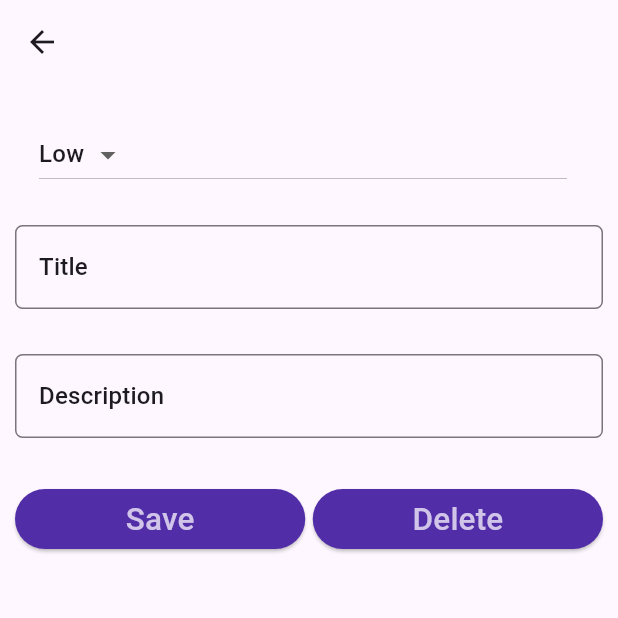
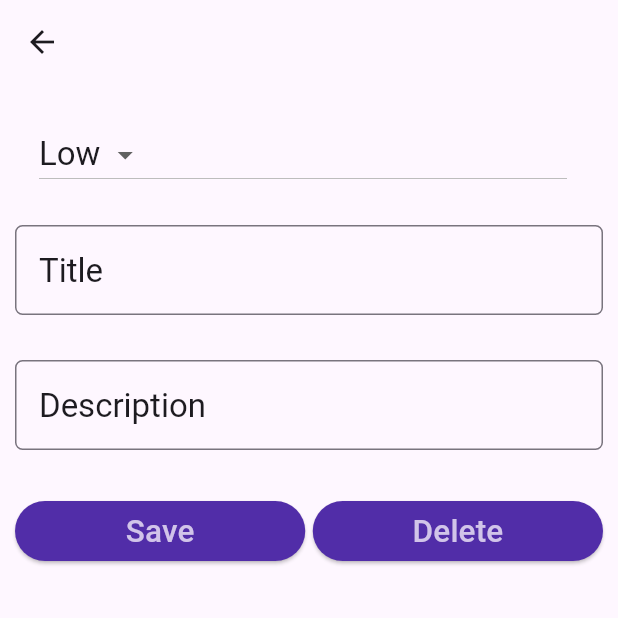
Before and after one commit to reynaldineo/Note-Keeper-Flutter, a Flutter app: the NoteDetail screen opened directly with empty values, on a phone screen of 412 x 824 dp, the top half of it. Run offline on Flutter 3.47's test engine with Material 3 defaults, Android fonts, the phone set to English and light mode, and no system bars; our stand-ins replace sqflite; accounts and stored records are empty.

Commit message:
feat: update Note model to support nullable id and enhance CRUD operations

```diff
--- a/lib/models/note.dart
+++ b/lib/models/note.dart
@@ -1,26 +1,30 @@
 class Note {
-  late int _id;
+  int? _id; // Make id nullable because it may not be set for a new note
   late String _title;
   late String _description;
   late String _date;
   late int _priority;
 
-  Note(this._title, this._date, this._priority, [this._description = '']);
+  // Constructor with required fields and an optional description
+  Note(this._title, this._date, this._priority, [this._description = ""]);
 
+  // Constructor when the Note already has an id (for updates)
   Note.withId(
     this._id,
     this._title,
     this._date,
     this._priority, [
-    this._description = '',
+    this._description = "",
   ]);
 
-  int get id => _id;
+  // Getters
+  int? get id => _id; // Nullable, because a new note might not have an id
   String get title => _title;
   String get description => _description;
+  int get priority => _priority;
   String get date => _date;
-  int get priority => _priority;
 
+  // Setters
   set title(String newTitle) {
     if (newTitle.length <= 255) {
       _title = newTitle;
@@ -33,31 +37,30 @@ class Note {
     }
   }
 
-  set date(String newDate) {
-    _date = newDate;
-  }
-
   set priority(int newPriority) {
     if (newPriority >= 1 && newPriority <= 2) {
       _priority = newPriority;
     }
   }
 
-  // Convert a Note object into a Map object
+  set date(String newDate) {
+    _date = newDate;
+  }
+
+  // Convert a Note object into a Map object (for database operations)
   Map<String, dynamic> toMap() {
     var map = <String, dynamic>{};
-
-    map['id'] = _id;
-
+    if (_id != null) {
+      map['id'] = _id; // Only add id if it's not null (for existing notes)
+    }
     map['title'] = _title;
     map['description'] = _description;
     map['priority'] = _priority;
     map['date'] = _date;
-
     return map;
   }
 
-  // Extract a Note object from a Map object
+  // Extract a Note object from a Map object (when fetching from the database)
   Note.fromMapObject(Map<String, dynamic> map) {
     _id = map['id'];
     _title = map['title'];
--- a/lib/screens/note_detail.dart
+++ b/lib/screens/note_detail.dart
@@ -7,61 +7,61 @@ class NoteDetail extends StatefulWidget {
   final String appBarTitle;
   final Note note;
 
-  const NoteDetail({super.key, required this.note, required this.appBarTitle});
+  const NoteDetail(this.note, this.appBarTitle, {super.key});
 
   @override
-  State<NoteDetail> createState() => _NoteDetailState();
+  State<StatefulWidget> createState() => NoteDetailState();
 }
 
-class _NoteDetailState extends State<NoteDetail> {
+class NoteDetailState extends State<NoteDetail> {
   static final _priorities = ['High', 'Low'];
 
-  DatabaseHelper databaseHelper = DatabaseHelper();
+  DatabaseHelper helper = DatabaseHelper();
 
-  TextEditingController titleController = TextEditingController();
-  TextEditingController descriptionController = TextEditingController();
+  late String appBarTitle;
+  late Note note;
 
-  late final String appBarTitle = widget.appBarTitle;
-  late final Note note = widget.note;
+  late TextEditingController titleController;
+  late TextEditingController descriptionController;
 
   @override
-  void dispose() {
-    // Dispose the controllers when the widget is disposed
-    titleController.dispose();
-    descriptionController.dispose();
-    super.dispose();
+  void initState() {
+    super.initState();
+    // Initialize variables here
+    appBarTitle = widget.appBarTitle;
+    note = widget.note;
+
+    // Initialize the controllers with current values from note
+    titleController = TextEditingController(text: note.title);
+    descriptionController = TextEditingController(text: note.description);
   }
 
   @override
   Widget build(BuildContext context) {
-    TextStyle? textStyle = Theme.of(context).textTheme.titleMedium;
+    TextStyle textStyle = Theme.of(context).textTheme.titleLarge!;
 
-    titleController.text = note.title;
-    descriptionController.text = note.description;
-
-    // ignore: deprecated_member_use, WillPopScope is deprecated
     return WillPopScope(
-      onWillPop: () {
+      onWillPop: () async {
         moveToLastScreen();
-        return Future.value(false);
+        return true; // Ensure that we return a value here
       },
       child: Scaffold(
         appBar: AppBar(
           title: Text(appBarTitle),
           leading: IconButton(
-            icon: Icon(Icons.arrow_back),
+            icon: const Icon(Icons.arrow_back),
             onPressed: () {
               moveToLastScreen();
             },
           ),
         ),
         body: Padding(
-          padding: EdgeInsets.only(top: 15.0, left: 10.0, right: 10.0),
+          padding: const EdgeInsets.only(top: 15.0, left: 10.0, right: 10.0),
           child: ListView(
             children: <Widget>[
-              //* First Element
+              //* First element
               ListTile(
-                title: DropdownButton(
+                title: DropdownButton<String>(
                   items:
                       _priorities.map((String dropDownStringItem) {
                         return DropdownMenuItem<String>(
@@ -82,7 +82,7 @@ class _NoteDetailState extends State<NoteDetail> {
 
               //* Second Element
               Padding(
-                padding: EdgeInsets.only(top: 15.0, bottom: 15.0),
+                padding: const EdgeInsets.only(top: 15.0, bottom: 15.0),
                 child: TextField(
                   controller: titleController,
                   style: textStyle,
@@ -93,8 +93,8 @@ class _NoteDetailState extends State<NoteDetail> {
                   decoration: InputDecoration(
                     labelText: 'Title',
                     labelStyle: textStyle,
-                    border: OutlineInputBorder(
-                      borderRadius: BorderRadius.circular(5.0),
+                    border: const OutlineInputBorder(
+                      borderRadius: BorderRadius.all(Radius.circular(5.0)),
                     ),
                   ),
                 ),
@@ -102,7 +102,7 @@ class _NoteDetailState extends State<NoteDetail> {
 
               //* Third Element
               Padding(
-                padding: EdgeInsets.only(top: 15.0, bottom: 15.0),
+                padding: const EdgeInsets.only(top: 15.0, bottom: 15.0),
                 child: TextField(
                   controller: descriptionController,
                   style: textStyle,
@@ -113,8 +113,8 @@ class _NoteDetailState extends State<NoteDetail> {
                   decoration: InputDecoration(
                     labelText: 'Description',
                     labelStyle: textStyle,
-                    border: OutlineInputBorder(
-                      borderRadius: BorderRadius.circular(5.0),
+                    border: const OutlineInputBorder(
+                      borderRadius: BorderRadius.all(Radius.circular(5.0)),
                     ),
                   ),
                 ),
@@ -122,7 +122,7 @@ class _NoteDetailState extends State<NoteDetail> {
 
               //* Fourth Element
               Padding(
-                padding: EdgeInsets.only(top: 15.0, bottom: 15.0),
+                padding: const EdgeInsets.only(top: 15.0, bottom: 15.0),
                 child: Row(
                   children: <Widget>[
                     Expanded(
@@ -131,31 +131,26 @@ class _NoteDetailState extends State<NoteDetail> {
                           foregroundColor: Theme.of(context).primaryColorLight,
                           backgroundColor: Theme.of(context).primaryColorDark,
                         ),
-                        child: Text('Save', textScaler: TextScaler.linear(1.5)),
+                        child: const Text('Save', textScaleFactor: 1.5),
                         onPressed: () {
                           setState(() {
-                            debugPrint('Save button clicked');
+                            debugPrint("Save button clicked");
                             _save();
                           });
                         },
                       ),
                     ),
-
-                    Container(width: 5.0),
-
+                    const SizedBox(width: 5.0),
                     Expanded(
                       child: ElevatedButton(
                         style: ElevatedButton.styleFrom(
                           foregroundColor: Theme.of(context).primaryColorLight,
                           backgroundColor: Theme.of(context).primaryColorDark,
                         ),
-                        child: Text(
-                          'Delete',
-                          textScaler: TextScaler.linear(1.5),
-                        ),
+                        child: const Text('Delete', textScaleFactor: 1.5),
                         onPressed: () {
                           setState(() {
-                            debugPrint('Delete button clicked');
+                            debugPrint("Delete button clicked");
                             _delete();
                           });
                         },
@@ -175,23 +170,7 @@ class _NoteDetailState extends State<NoteDetail> {
     Navigator.pop(context, true);
   }
 
-  // convert int priority to String priority and display it to user in DropDown
-  String getPriorityAsString(int value) {
-    String priority;
-    switch (value) {
-      case 1:
-        priority = _priorities[0]; // 'High'
-        break;
-      case 2:
-        priority = _priorities[1]; // 'Low'
-        break;
-      default:
-        priority = _priorities[1];
-    }
-    return priority;
-  }
-
-  // convert String priority to int priority and save it to database
+  // Convert the String priority in the form of integer before saving it to Database
   void updatePriorityAsInt(String value) {
     switch (value) {
       case 'High':
@@ -203,25 +182,44 @@ class _NoteDetailState extends State<NoteDetail> {
     }
   }
 
+  // Convert int priority to String priority and display it to user in DropDown
+  String getPriorityAsString(int value) {
+    String priority;
+    switch (value) {
+      case 1:
+        priority = _priorities[0]; // 'High'
+        break;
+      case 2:
+        priority = _priorities[1]; // 'Low'
+        break;
+      default:
+        priority = _priorities[1]; // 'Low' if an invalid value exists
+    }
+    return priority;
+  }
+
+  // Update the title of Note object
   void updateTitle() {
     note.title = titleController.text;
   }
 
+  // Update the description of Note object
   void updateDescription() {
     note.description = descriptionController.text;
   }
 
+  // Save data to database
   void _save() async {
     moveToLastScreen();
+
     note.date = DateFormat.yMMMd().format(DateTime.now());
-
     int result;
-    if (note.id != 0) {
+    if (note.id != null) {
       // Case 1: Update operation
-      result = await databaseHelper.updateNote(note);
+      result = await helper.updateNote(note);
     } else {
-      // Case 2: Insert operation
-      result = await databaseHelper.insertNote(note);
+      // Case 2: Insert Operation
+      result = await helper.insertNote(note);
     }
 
     if (result != 0) {
@@ -233,6 +231,25 @@ class _NoteDetailState extends State<NoteDetail> {
     }
   }
 
+  void _delete() async {
+    moveToLastScreen();
+
+    // Case 1: If user is trying to delete the NEW NOTE i.e. he has come to
+    // the detail page by pressing the FAB of NoteList page.
+    if (note.id == null) {
+      _showAlertDialog('Status', 'No Note was deleted');
+      return;
+    }
+
+    // Case 2: User is trying to delete the old note that already has a valid ID.
+    int result = await helper.deleteNote(note.id!);
+    if (result != 0) {
+      _showAlertDialog('Status', 'Note Deleted Successfully');
+    } else {
+      _showAlertDialog('Status', 'Error Occured while Deleting Note');
+    }
+  }
+
   void _showAlertDialog(String title, String message) {
     AlertDialog alertDialog = AlertDialog(
       title: Text(title),
@@ -240,23 +257,4 @@ class _NoteDetailState extends State<NoteDetail> {
     );
     showDialog(context: context, builder: (_) => alertDialog);
   }
-
-  void _delete() async {
-    moveToLastScreen();
-
-    // Case 1: If the user is trying to delete the NEW NOTE i.e. he has come to
-    // the detail page by pressing the FAB of NoteList page
-    if (note.id == 0) {
-      _showAlertDialog('Status', 'No Note was deleted');
-      return;
-    }
-
-    // Case 2: User is trying to delete the old note that already has a valid ID
-    int result = await databaseHelper.deleteNote(note.id);
-    if (result != 0) {
-      _showAlertDialog('Status', 'Note Deleted Successfully');
-    } else {
-      _showAlertDialog('Status', 'Error Occurred while Deleting Note');
-    }
-  }
 }
```
Also changed, not shown: lib/screens/note_list.dart (+3 -5 lines), 1 other file.
